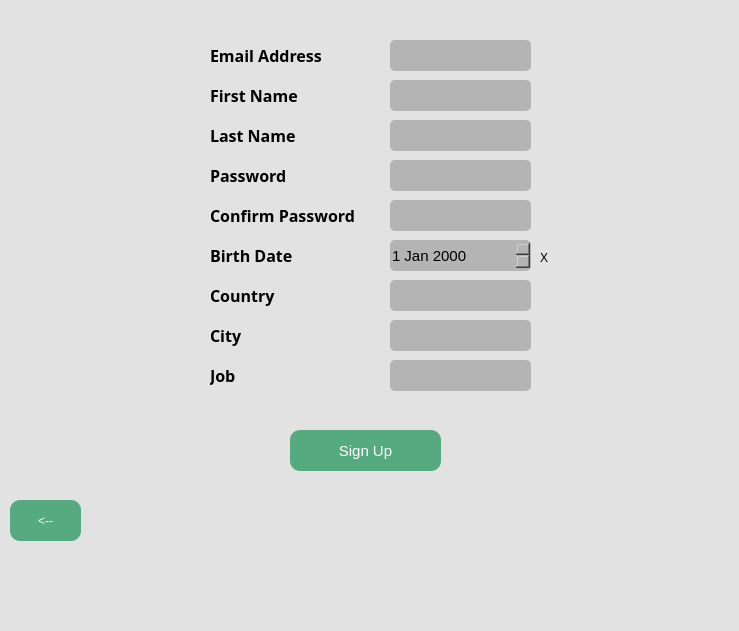
Qt form front end/create_account.ui (Eugeo101/Commerce-Marketplace-system) before a commit.
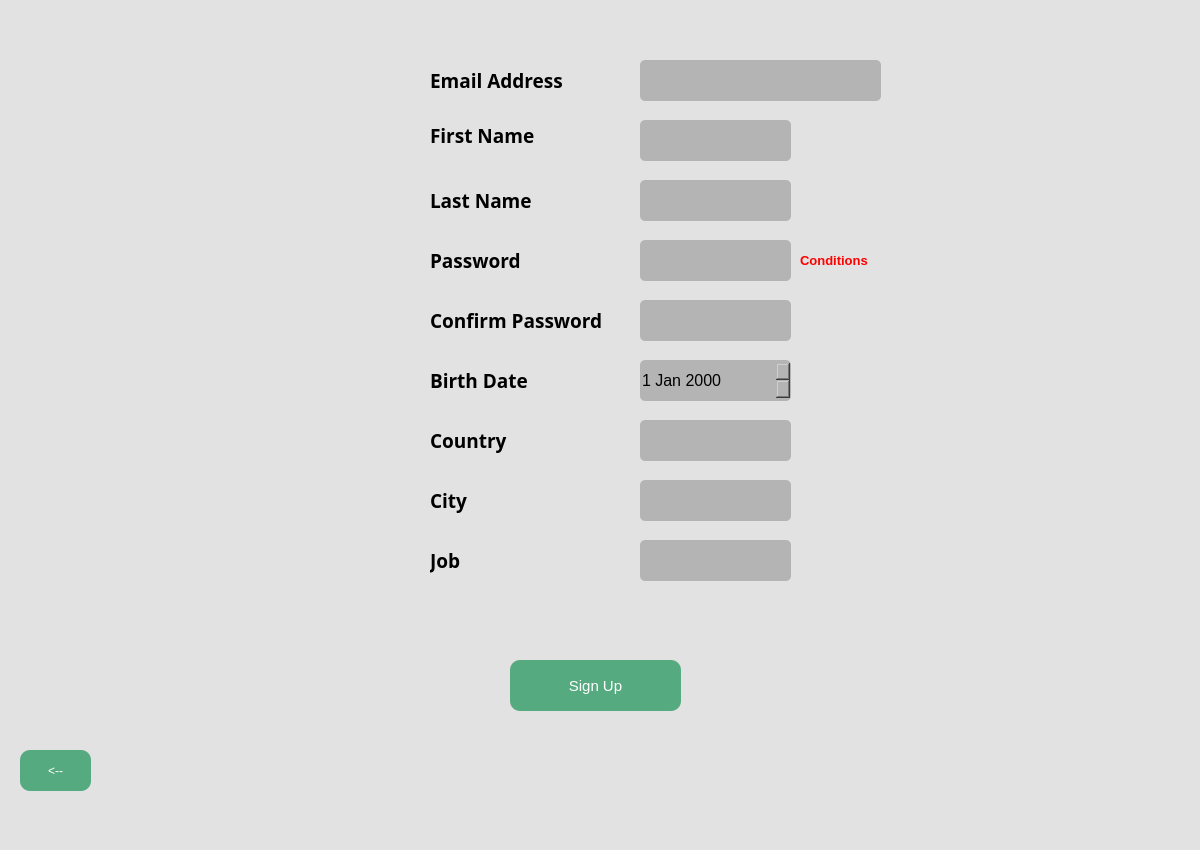
The same form after that commit.

```diff
--- a/front end/create_account.ui
+++ b/front end/create_account.ui
@@ -6,8 +6,8 @@
    <rect>
     <x>0</x>
     <y>0</y>
-    <width>739</width>
-    <height>631</height>
+    <width>1200</width>
+    <height>850</height>
    </rect>
   </property>
   <property name="mouseTracking">
@@ -29,10 +29,10 @@
    <widget class="QPushButton" name="signupbutton">
     <property name="geometry">
      <rect>
-      <x>290</x>
-      <y>430</y>
-      <width>151</width>
-      <height>41</height>
+      <x>510</x>
+      <y>660</y>
+      <width>171</width>
+      <height>51</height>
      </rect>
     </property>
     <property name="font">
@@ -52,16 +52,16 @@
    <widget class="QLabel" name="lastnamelabel">
     <property name="geometry">
      <rect>
-      <x>210</x>
-      <y>120</y>
-      <width>111</width>
-      <height>31</height>
+      <x>430</x>
+      <y>180</y>
+      <width>141</width>
+      <height>41</height>
      </rect>
     </property>
     <property name="font">
      <font>
       <family>Yu Gothic UI Semibold</family>
-      <pointsize>12</pointsize>
+      <pointsize>14</pointsize>
       <weight>75</weight>
       <bold>true</bold>
      </font>
@@ -73,16 +73,16 @@
    <widget class="QLabel" name="firstnamelabel">
     <property name="geometry">
      <rect>
-      <x>210</x>
-      <y>80</y>
-      <width>101</width>
-      <height>31</height>
+      <x>430</x>
+      <y>110</y>
+      <width>131</width>
+      <height>51</height>
      </rect>
     </property>
     <property name="font">
      <font>
       <family>Yu Gothic UI Semibold</family>
-      <pointsize>12</pointsize>
+      <pointsize>14</pointsize>
       <weight>75</weight>
       <bold>true</bold>
      </font>
@@ -97,16 +97,16 @@
    <widget class="QLabel" name="emaillabel">
     <property name="geometry">
      <rect>
-      <x>210</x>
-      <y>40</y>
-      <width>131</width>
-      <height>31</height>
+      <x>430</x>
+      <y>60</y>
+      <width>161</width>
+      <height>41</height>
      </rect>
     </property>
     <property name="font">
      <font>
       <family>Yu Gothic UI Semibold</family>
-      <pointsize>12</pointsize>
+      <pointsize>14</pointsize>
       <weight>75</weight>
       <bold>true</bold>
      </font>
@@ -121,16 +121,16 @@
    <widget class="QLabel" name="passlabel">
     <property name="geometry">
      <rect>
-      <x>210</x>
-      <y>160</y>
-      <width>111</width>
-      <height>31</height>
+      <x>430</x>
+      <y>240</y>
+      <width>141</width>
+      <height>41</height>
      </rect>
     </property>
     <property name="font">
      <font>
       <family>Yu Gothic UI Semibold</family>
-      <pointsize>12</pointsize>
+      <pointsize>14</pointsize>
       <weight>75</weight>
       <bold>true</bold>
      </font>
@@ -142,16 +142,16 @@
    <widget class="QLabel" name="confirmlabel">
     <property name="geometry">
      <rect>
-      <x>210</x>
-      <y>200</y>
-      <width>171</width>
-      <height>31</height>
+      <x>430</x>
+      <y>300</y>
+      <width>201</width>
+      <height>41</height>
      </rect>
     </property>
     <property name="font">
      <font>
       <family>Yu Gothic UI Semibold</family>
-      <pointsize>12</pointsize>
+      <pointsize>14</pointsize>
       <weight>75</weight>
       <bold>true</bold>
      </font>
@@ -166,40 +166,61 @@
    <widget class="QLineEdit" name="fnamein">
     <property name="geometry">
      <rect>
-      <x>390</x>
-      <y>40</y>
-      <width>141</width>
-      <height>31</height>
+      <x>640</x>
+      <y>180</y>
+      <width>151</width>
+      <height>41</height>
      </rect>
     </property>
+    <property name="font">
+     <font>
+      <pointsize>12</pointsize>
+     </font>
+    </property>
     <property name="styleSheet">
      <string notr="true">border-radius: 5px;
 background-color: rgb(180, 180, 180);</string>
     </property>
+    <property name="clearButtonEnabled">
+     <bool>true</bool>
+    </property>
    </widget>
    <widget class="QLineEdit" name="lnamein">
     <property name="geometry">
      <rect>
-      <x>390</x>
-      <y>80</y>
-      <width>141</width>
-      <height>31</height>
+      <x>640</x>
+      <y>120</y>
+      <width>151</width>
+      <height>41</height>
      </rect>
     </property>
+    <property name="font">
+     <font>
+      <pointsize>12</pointsize>
+     </font>
+    </property>
     <property name="styleSheet">
      <string notr="true">border-radius: 5px;
 background-color: rgb(180, 180, 180);</string>
     </property>
+    <property name="clearButtonEnabled">
+     <bool>true</bool>
+    </property>
    </widget>
    <widget class="QLineEdit" name="emailin">
     <property name="geometry">
      <rect>
-      <x>390</x>
-      <y>120</y>
-      <width>141</width>
-      <height>31</height>
+      <x>640</x>
+      <y>60</y>
+      <width>241</width>
+      <height>41</height>
      </rect>
     </property>
+    <property name="font">
+     <font>
+      <pointsize>12</pointsize>
+     </font>
+    </property>
     <property name="styleSheet">
      <string notr="true">border-radius: 5px;
 background-color: rgb(180, 180, 180);</string>
@@ -208,44 +229,60 @@
    <widget class="QLineEdit" name="passin">
     <property name="geometry">
      <rect>
-      <x>390</x>
-      <y>160</y>
-      <width>141</width>
-      <height>31</height>
+      <x>640</x>
+      <y>240</y>
+      <width>151</width>
+      <height>41</height>
      </rect>
     </property>
+    <property name="font">
+     <font>
+      <pointsize>12</pointsize>
+     </font>
+    </property>
     <property name="styleSheet">
      <string notr="true">border-radius: 5px;
 background-color: rgb(180, 180, 180);</string>
     </property>
+    <property name="clearButtonEnabled">
+     <bool>true</bool>
+    </property>
    </widget>
    <widget class="QLineEdit" name="cpassin">
     <property name="geometry">
      <rect>
-      <x>390</x>
-      <y>200</y>
-      <width>141</width>
-      <height>31</height>
+      <x>640</x>
+      <y>300</y>
+      <width>151</width>
+      <height>41</height>
      </rect>
     </property>
+    <property name="font">
+     <font>
+      <pointsize>12</pointsize>
+     </font>
+    </property>
     <property name="styleSheet">
      <string notr="true">border-radius: 5px;
 background-color: rgb(180, 180, 180);</string>
     </property>
+    <property name="clearButtonEnabled">
+     <bool>true</bool>
+    </property>
    </widget>
    <widget class="QLabel" name="countrylabel">
     <property name="geometry">
      <rect>
-      <x>210</x>
-      <y>280</y>
-      <width>81</width>
-      <height>31</height>
+      <x>430</x>
+      <y>420</y>
+      <width>101</width>
+      <height>41</height>
      </rect>
     </property>
     <property name="font">
      <font>
       <family>Yu Gothic UI Semibold</family>
-      <pointsize>12</pointsize>
+      <pointsize>14</pointsize>
       <weight>75</weight>
       <bold>true</bold>
      </font>
@@ -257,30 +294,38 @@
    <widget class="QLineEdit" name="countryin">
     <property name="geometry">
      <rect>
-      <x>390</x>
-      <y>280</y>
-      <width>141</width>
-      <height>31</height>
+      <x>640</x>
+      <y>420</y>
+      <width>151</width>
+      <height>41</height>
      </rect>
     </property>
+    <property name="font">
+     <font>
+      <pointsize>12</pointsize>
+     </font>
+    </property>
     <property name="styleSheet">
      <string notr="true">border-radius: 5px;
 background-color: rgb(180, 180, 180);</string>
     </property>
+    <property name="clearButtonEnabled">
+     <bool>true</bool>
+    </property>
    </widget>
    <widget class="QLabel" name="bdatelabel">
     <property name="geometry">
      <rect>
-      <x>210</x>
-      <y>240</y>
-      <width>101</width>
-      <height>31</height>
+      <x>430</x>
+      <y>360</y>
+      <width>121</width>
+      <height>41</height>
      </rect>
     </property>
     <property name="font">
      <font>
       <family>Yu Gothic UI Semibold</family>
-      <pointsize>12</pointsize>
+      <pointsize>14</pointsize>
       <weight>75</weight>
       <bold>true</bold>
      </font>
@@ -295,30 +340,38 @@
    <widget class="QLineEdit" name="cityin">
     <property name="geometry">
      <rect>
-      <x>390</x>
-      <y>320</y>
-      <width>141</width>
-      <height>31</height>
+      <x>640</x>
+      <y>480</y>
+      <width>151</width>
+      <height>41</height>
      </rect>
     </property>
+    <property name="font">
+     <font>
+      <pointsize>12</pointsize>
+     </font>
+    </property>
     <property name="styleSheet">
      <string notr="true">border-radius: 5px;
 background-color: rgb(180, 180, 180);</string>
     </property>
+    <property name="clearButtonEnabled">
+     <bool>true</bool>
+    </property>
    </widget>
    <widget class="QLabel" name="joblabel">
     <property name="geometry">
      <rect>
-      <x>210</x>
-      <y>360</y>
-      <width>41</width>
-      <height>31</height>
+      <x>430</x>
+      <y>540</y>
+      <width>61</width>
+      <height>41</height>
      </rect>
     </property>
     <property name="font">
      <font>
       <family>Yu Gothic UI Semibold</family>
-      <pointsize>12</pointsize>
+      <pointsize>14</pointsize>
       <weight>75</weight>
       <bold>true</bold>
      </font>
@@ -330,30 +383,38 @@
    <widget class="QLineEdit" name="jobin">
     <property name="geometry">
      <rect>
-      <x>390</x>
-      <y>360</y>
-      <width>141</width>
-      <height>31</height>
+      <x>640</x>
+      <y>540</y>
+      <width>151</width>
+      <height>41</height>
      </rect>
     </property>
+    <property name="font">
+     <font>
+      <pointsize>12</pointsize>
+     </font>
+    </property>
     <property name="styleSheet">
      <string notr="true">border-radius: 5px;
 background-color: rgb(180, 180, 180);</string>
     </property>
+    <property name="clearButtonEnabled">
+     <bool>true</bool>
+    </property>
    </widget>
    <widget class="QLabel" name="citylabel">
     <property name="geometry">
      <rect>
-      <x>210</x>
-      <y>320</y>
-      <width>41</width>
-      <height>31</height>
+      <x>430</x>
+      <y>480</y>
+      <width>61</width>
+      <height>41</height>
      </rect>
     </property>
     <property name="font">
      <font>
       <family>Yu Gothic UI Semibold</family>
-      <pointsize>12</pointsize>
+      <pointsize>14</pointsize>
       <weight>75</weight>
       <bold>true</bold>
      </font>
@@ -368,16 +429,16 @@
    <widget class="QDateEdit" name="bdatein">
     <property name="geometry">
      <rect>
-      <x>390</x>
-      <y>240</y>
-      <width>141</width>
-      <height>31</height>
+      <x>640</x>
+      <y>360</y>
+      <width>151</width>
+      <height>41</height>
      </rect>
     </property>
     <property name="font">
      <font>
       <family>Yu Gothic UI</family>
-      <pointsize>11</pointsize>
+      <pointsize>12</pointsize>
      </font>
     </property>
     <property name="styleSheet">
@@ -388,21 +449,31 @@
    <widget class="QLabel" name="passinfo">
     <property name="geometry">
      <rect>
-      <x>540</x>
+      <x>800</x>
       <y>250</y>
-      <width>21</width>
-      <height>16</height>
+      <width>101</width>
+      <height>21</height>
      </rect>
     </property>
+    <property name="font">
+     <font>
+      <pointsize>10</pointsize>
+      <weight>75</weight>
+      <bold>true</bold>
+     </font>
+    </property>
+    <property name="styleSheet">
+     <string notr="true">color: rgb(255, 0, 0);</string>
+    </property>
     <property name="text">
-     <string>X</string>
+     <string>Conditions</string>
     </property>
    </widget>
    <widget class="QPushButton" name="backbutton">
     <property name="geometry">
      <rect>
-      <x>10</x>
-      <y>500</y>
+      <x>20</x>
+      <y>750</y>
       <width>71</width>
       <height>41</height>
      </rect>
```
Left out of the diff: 2 changed lines with no effect on the pictures.
